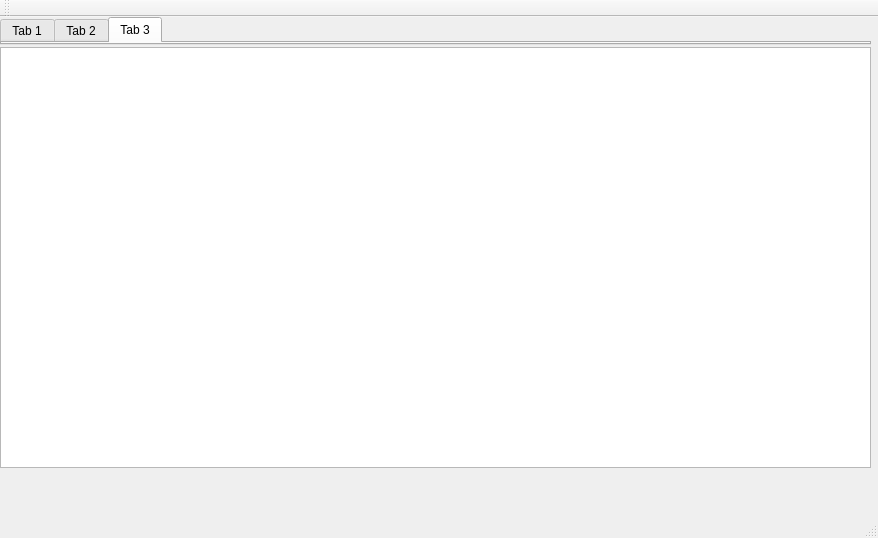
Cvostr/zsgamedit, file code/ProjEd/ui/ConsoleLogWindow.ui: the form before one commit.
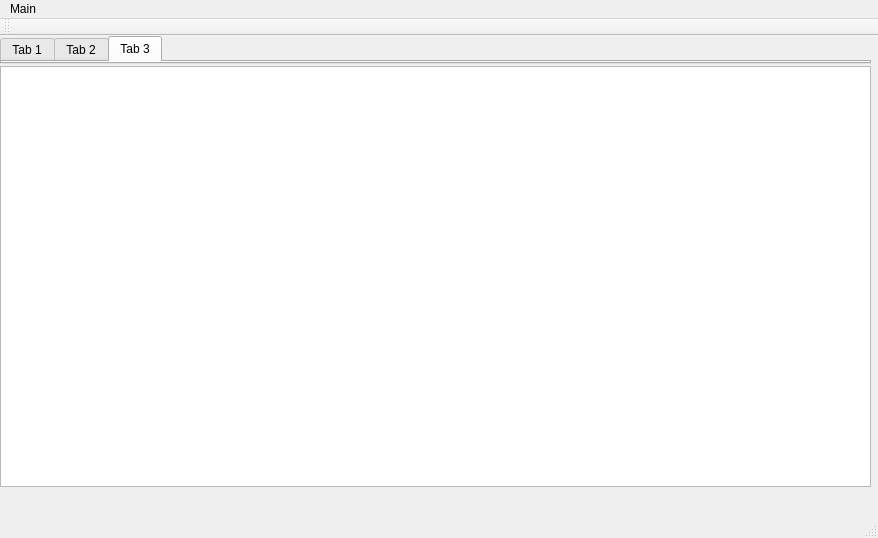
The form after the commit.

Diff of the .ui file:
```diff
--- a/code/ProjEd/ui/ConsoleLogWindow.ui
+++ b/code/ProjEd/ui/ConsoleLogWindow.ui
@@ -74,6 +74,14 @@
      <height>26</height>
     </rect>
    </property>
+   <widget class="QMenu" name="menuMain">
+    <property name="title">
+     <string>Main</string>
+    </property>
+    <addaction name="actionClear"/>
+    <addaction name="actionClear_all"/>
+   </widget>
+   <addaction name="menuMain"/>
   </widget>
   <widget class="QStatusBar" name="statusbar"/>
   <widget class="QToolBar" name="toolBar">
```
Left out of the diff: 10 changed lines with no effect on the pictures.
